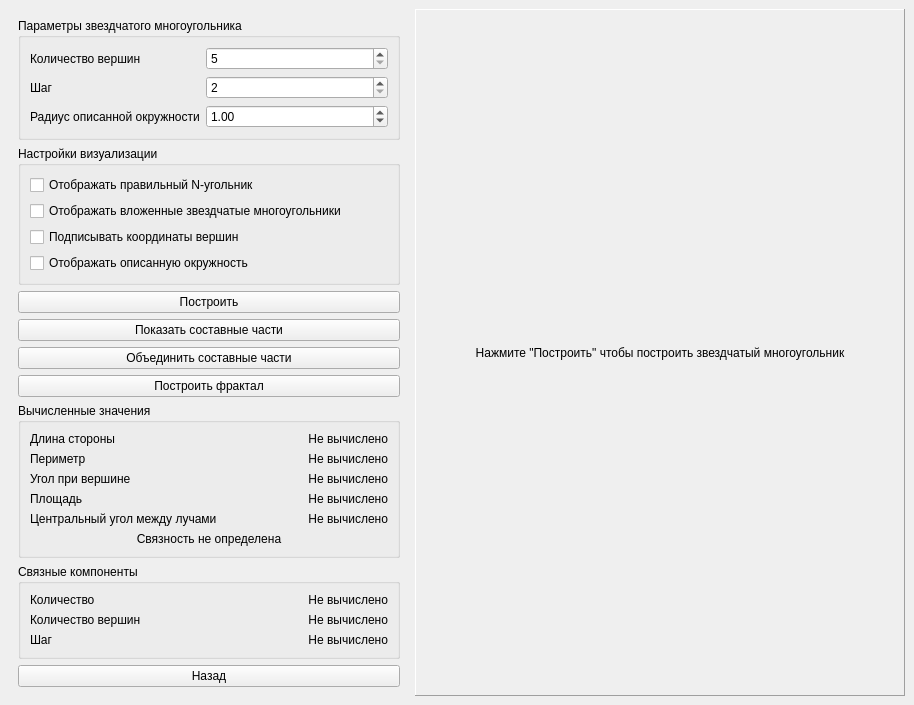
Old version of the form ui/ConstructWindow.ui in the repository ekosachev/StarPolygonsDesktop.
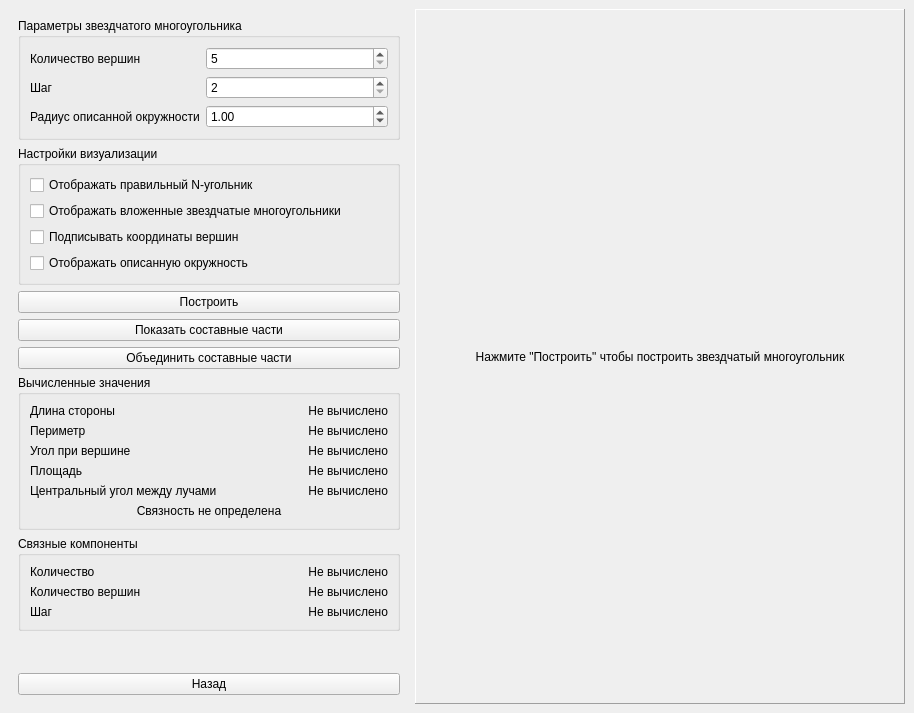
New version of the form.

Commit message: Removed all mentions of fractals

What changed in the file:
```diff
--- a/ui/ConstructWindow.ui
+++ b/ui/ConstructWindow.ui
@@ -7,7 +7,7 @@
     <x>0</x>
     <y>0</y>
     <width>914</width>
-    <height>696</height>
+    <height>713</height>
    </rect>
   </property>
   <property name="windowTitle">
@@ -166,13 +166,6 @@
          </property>
         </widget>
        </item>
-       <item>
-        <widget class="QPushButton" name="btnConstructFractal">
-         <property name="text">
-          <string>Построить фрактал</string>
-         </property>
-        </widget>
-       </item>
        <item>
         <widget class="QGroupBox" name="groupBox_2">
          <property name="sizePolicy">
```
The commit also changes 3 other files.
